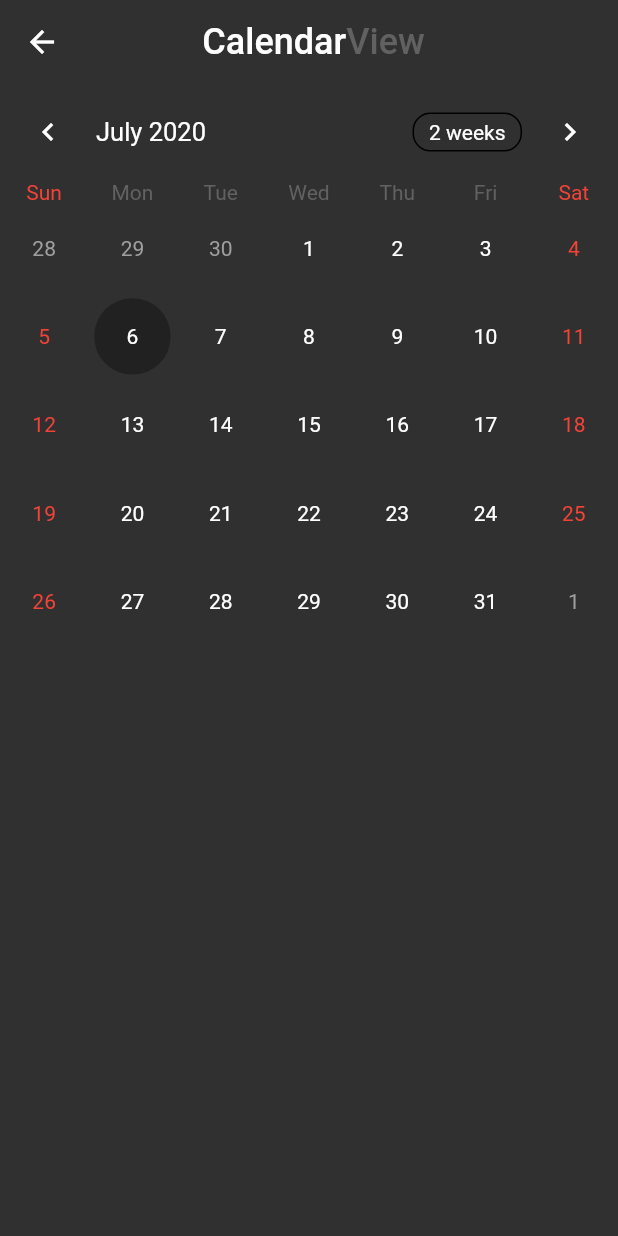
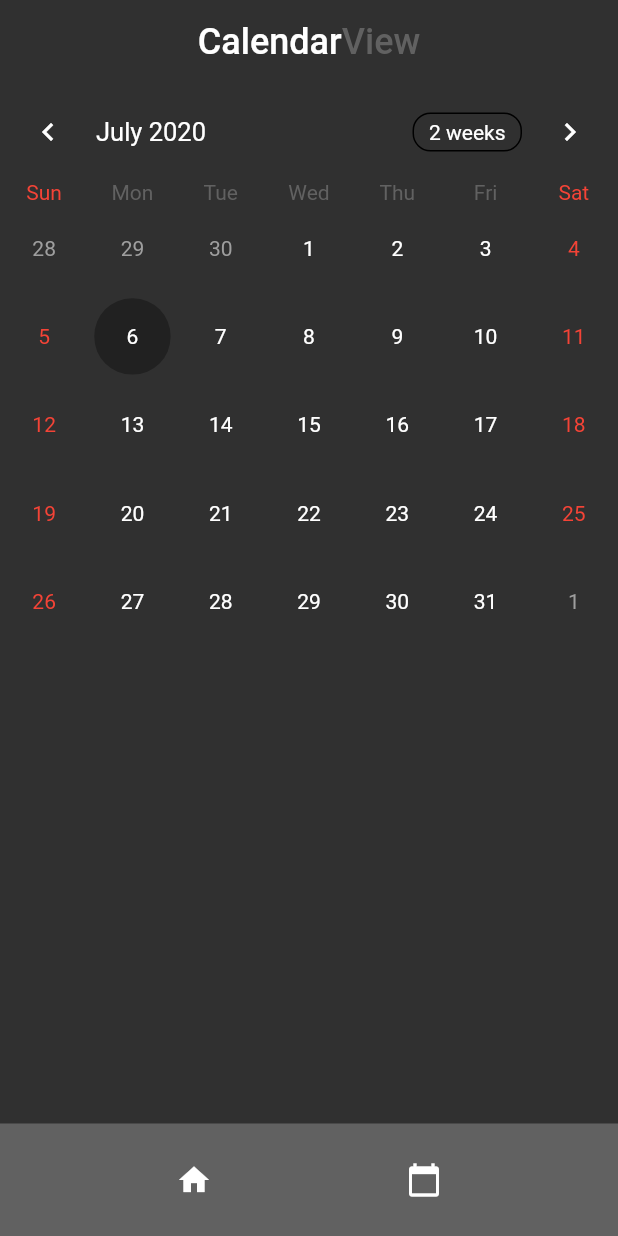
Before and after one commit to sathwikdoddi/Memoir, a Flutter app: the CalendarView screen opened directly, on a phone screen of 412 x 824 dp. Run offline on Flutter 3.47's test engine with Material 2 defaults, Android fonts, the phone set to English and light mode, and no system bars; drawn by our look-alikes of table_calendar; our stand-ins replace cloud_firestore, firebase_auth, firebase_storage, image_picker, random_string; missing offline and left inert: firebase_helpers; accounts and stored records are empty.

Commit message:
Improve UI and add Bottom Navigation Bar

```diff
--- /dev/null
+++ b/lib/constant/bottomNav.dart
@@ -0,0 +1,32 @@
+import 'package:flutter/material.dart';
+import 'package:memoir_mu/views/calendar.dart';
+import 'package:memoir_mu/views/home.dart';
+
+class BottomNavBar extends StatelessWidget {
+  final String user;
+  const BottomNavBar({Key key, this.user}) : super(key: key);
+  @override
+  Widget build(BuildContext context) {
+    return Container(
+      height: 75,
+      color: Colors.grey[700],
+      child: Row(
+        mainAxisAlignment: MainAxisAlignment.spaceEvenly,
+        children: <Widget>[
+          IconButton(
+            icon: Icon(Icons.home),
+            onPressed: () {
+              Navigator.pushReplacement(context, PageRouteBuilder(pageBuilder: (_, a1, a2) => HomePage(user: user)));
+            }
+          ),
+          IconButton(
+            icon: Icon(Icons.calendar_today),
+            onPressed: () {
+              Navigator.pushReplacement(context, PageRouteBuilder(pageBuilder: (_, a1, a2) => CalendarView(user: user)));
+            },
+          )
+        ],
+      )
+    );
+  }
+}
--- a/lib/main.dart
+++ b/lib/main.dart
@@ -74,7 +74,7 @@ class Splash extends StatelessWidget {
                       minWidth: double.infinity,
                       height: 60,
                       onPressed: () {
-                          Navigator.push(
+                          Navigator.pushReplacement(
                             context,
                             MaterialPageRoute(
                               builder: (context) => LoginPage()
@@ -112,7 +112,7 @@ class Splash extends StatelessWidget {
                       minWidth: double.infinity,
                       height: 60,
                       onPressed: () {
-                          Navigator.push(
+                          Navigator.pushReplacement(
                             context,
                             MaterialPageRoute(
                               builder: (context) => SignUpPage()
--- a/lib/views/calendar.dart
+++ b/lib/views/calendar.dart
@@ -1,18 +1,25 @@
 import 'package:flutter/material.dart';
+import 'package:memoir_mu/constant/bottomNav.dart';
 import 'package:memoir_mu/model/event.dart';
 import 'package:memoir_mu/services/crud.dart';
-import 'package:memoir_mu/views/detail_view.dart';
+import 'package:memoir_mu/views/home.dart';
 import 'package:table_calendar/table_calendar.dart';
 
 class CalendarView extends StatefulWidget {
+  final String user;
+
+  const CalendarView({Key key, this.user}) : super(key: key);
   @override
-  _CalendarViewState createState() => _CalendarViewState();
+  _CalendarViewState createState() => _CalendarViewState(user);
   }
 
 class _CalendarViewState extends State<CalendarView> {
+  final String user;
   CalendarController _controller;
   Map<DateTime, List<dynamic>> _events;
   List<dynamic> _selectedEvents;
+
+  _CalendarViewState(this.user);
 
   void initState() {
     super.initState();
@@ -34,6 +41,7 @@ class _CalendarViewState extends State<CalendarView> {
   @override
   Widget build(BuildContext context) {
     return Scaffold(
+      bottomNavigationBar: BottomNavBar(user: user),
       appBar: AppBar(
         backgroundColor: Colors.transparent,
         elevation: 0,
@@ -53,7 +61,6 @@ class _CalendarViewState extends State<CalendarView> {
               color: Colors.grey[700]
             ),
           ),
-          SizedBox(width: 50,)
         ],),
       ),
       body: StreamBuilder<List<EventModel>>(
@@ -102,17 +109,23 @@ class _CalendarViewState extends State<CalendarView> {
                         )),
                   ),
                 ),
-                ... _selectedEvents.map((event) => ListTile(
-                  title: Text(event.title),
-                  onTap: () {
-                    Navigator.push(
-                      context,
-                      MaterialPageRoute(
-                        builder: (context) => DetailMemoirView(authorName: event.authorName, description: event.description, cover: event.imgURL, title: event.title)
-                      )
-                    );
-                  }
-                ))
+                // ... _selectedEvents.map((event) => ListTile(
+                //   title: Text(event.title),
+                //   onTap: () {
+                //     Navigator.push(
+                //       context,
+                //       MaterialPageRoute(
+                //         builder: (context) => DetailMemoirView(authorName: event.authorName, description: event.description, cover: event.imgURL, title: event.title)
+                //       )
+                //     );
+                //   }
+                // ))
+              ..._selectedEvents.map((event) => MemoirsCard(
+                title: event.title,
+                description: event.description,
+                authorName: event.authorName,
+                imgUrl: event.imgURL,
+              ))
               ]
             )
           );
--- a/lib/views/login.dart
+++ b/lib/views/login.dart
@@ -147,7 +147,7 @@ class _LoginPageState extends State<LoginPage> {
                         height: 60,
                         onPressed: () {
                           FirebaseAuth.instance.signInWithEmailAndPassword(email: _email, password: _password).then((user) {
-                            Navigator.push(context, MaterialPageRoute(builder: (context) => HomePage(user: _email)));
+                            Navigator.pushReplacement(context, MaterialPageRoute(builder: (context) => HomePage(user: _email)));
                           }).catchError((e) {
                             print(e);
                           });
@@ -174,7 +174,7 @@ class _LoginPageState extends State<LoginPage> {
                       Text("Dont have an account? ", style: TextStyle(fontSize: 18)),
                       GestureDetector(
                         onTap: () {
-                          Navigator.push(
+                          Navigator.pushReplacement(
                             context,
                             MaterialPageRoute(
                               builder: (context) => SignUpPage()
--- a/lib/views/signup.dart
+++ b/lib/views/signup.dart
@@ -152,7 +152,7 @@ class _SignUpPageState extends State<SignUpPage> {
                           }).catchError((e) {
                             print(e);
                           });
-                          Navigator.push(context, MaterialPageRoute(builder: (context) => HomePage(user: _email)));
+                          Navigator.pushReplacement(context, MaterialPageRoute(builder: (context) => HomePage(user: _email)));
                         },
                         color: Colors.blueAccent,
                         elevation: 0,
@@ -176,7 +176,7 @@ class _SignUpPageState extends State<SignUpPage> {
                       Text("Already have an account? ", style: TextStyle(fontSize: 18)),
                       GestureDetector(
                         onTap: () {
-                          Navigator.push(
+                          Navigator.pushReplacement(
                             context,
                             MaterialPageRoute(
                               builder: (context) => LoginPage()
```
Also changed, not shown: lib/views/home.dart (+3 -8 lines), 1 other file.
